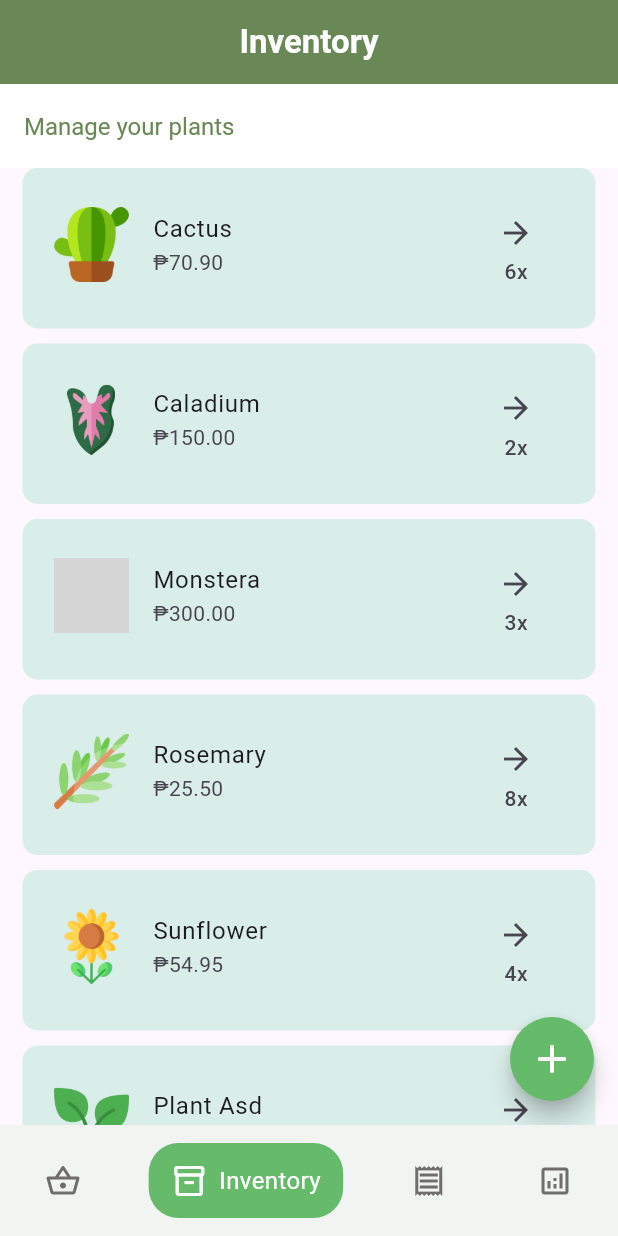
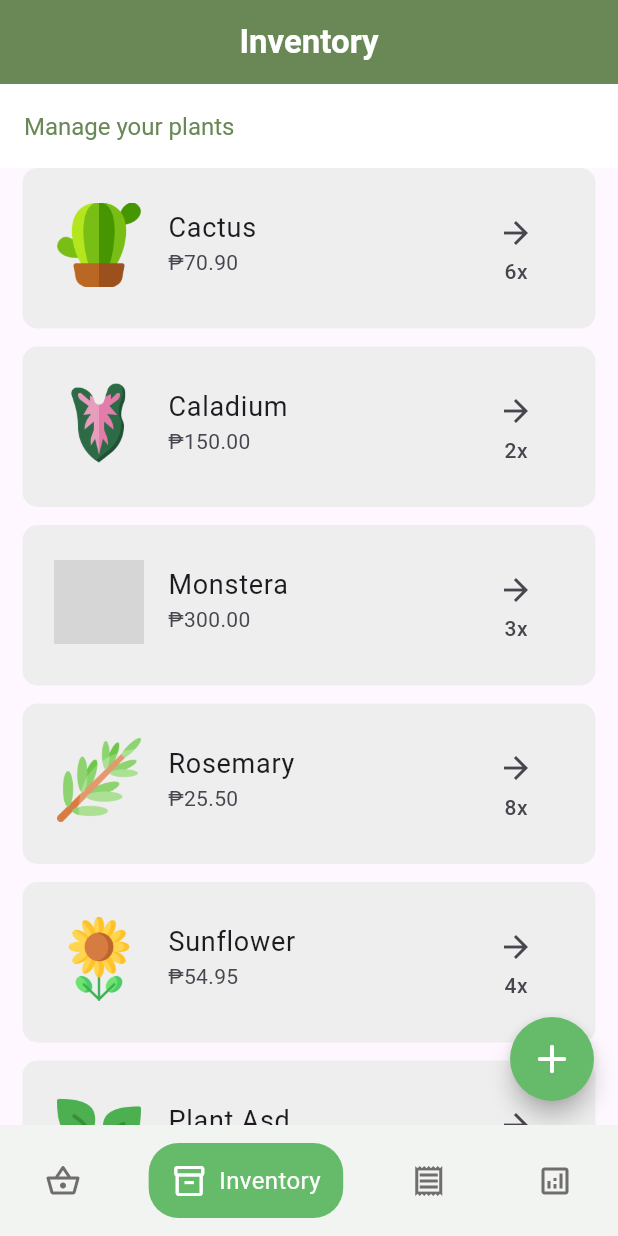
Before and after one commit to mechanixox/Plantdemic, a Flutter app: the screen it shows after launch, item 2 of the bottom bar chosen, on a phone screen of 412 x 824 dp. Run offline on Flutter 3.47's test engine with Material 2 defaults, Android fonts, the phone set to English and light mode, and no system bars; drawn by our look-alikes of flutter_slidable, google_nav_bar; our stand-ins replace lottie; Roboto replaces fonts that are missing (Arial); grey boxes are pictures that could not be loaded.

Commit message:
improved the design of the tile components

```diff
--- a/plantdemic/lib/classes/inventory.dart
+++ b/plantdemic/lib/classes/inventory.dart
@@ -88,18 +88,34 @@ class PlantdemicInventory extends ChangeNotifier {
   }
 
   void decrementQuantity(Plant plant, int quantity) {
-  int index = inventory.indexOf(plant);
+    int index = _inventory.indexOf(plant);
+    if (index != -1) {
+      Plant existingPlant = _inventory[index];
+      int currentQuantity = int.parse(existingPlant.quantity);
+      int newQuantity = currentQuantity - quantity;
+      if (newQuantity <= 0) {
+        _inventory.removeAt(index);
+      } else {
+        existingPlant.quantity = newQuantity.toString();
+      }
+      notifyListeners();
+    }
+  }
+/*
+  void addToDelivery(Plant plant, int quantity) {
+  int index = _inventory.indexOf(plant);
   if (index != -1) {
-    Plant existingPlant = inventory[index];
-    int currentQuantity = int.parse(existingPlant.quantity);
+    Plant existingPlant = _inventory[index];
+    int currentQuantity = int.tryParse(existingPlant.quantity) ?? 0;
     int newQuantity = currentQuantity - quantity;
     if (newQuantity < 0) {
       newQuantity = 0;
     }
     existingPlant.quantity = newQuantity.toString();
+    notifyListeners();
   }
 }
-
+*/
 /*void decrementQuantity(Plant plant, int quantity) {
     final plantIndex = inventory.indexWhere((p) => p.name == plant.name);
 
--- a/plantdemic/lib/components/plant_tile.dart
+++ b/plantdemic/lib/components/inventory_tile.dart
@@ -42,22 +42,25 @@ class PlantTile extends StatelessWidget {
         ),
         child: Container(
           decoration: BoxDecoration(
-            color: Color.fromARGB(255, 217, 237, 233),
+            color: Colors.grey.shade200,
             borderRadius: BorderRadius.circular(10),
           ),
-          margin: EdgeInsets.only(bottom: 10),
+          margin: EdgeInsets.only(bottom: 12),
           padding: EdgeInsets.symmetric(vertical: 10, horizontal: 5),
           child: Padding(
             padding: const EdgeInsets.only(top: 5.0, left: 0, bottom: 10),
             child: ListTile(
-              title: Text(plant.name),
+              title: Text(
+                plant.name,
+                style: TextStyle(fontSize: 18),
+              ),
               subtitle: Text(
                 '₱${plant.price}',
               ),
               leading: Image.asset(
                 plant.imagePath,
-                width: 50,
-                height: 50,
+                width: 60,
+                height: 60,
               ),
               trailing: Column(
                 mainAxisSize: MainAxisSize.min,
--- a/plantdemic/lib/pages/inventory_page.dart
+++ b/plantdemic/lib/pages/inventory_page.dart
@@ -1,6 +1,6 @@
 import 'package:flutter/material.dart';
 import 'package:plantdemic/classes/inventory.dart';
-import 'package:plantdemic/components/plant_tile.dart';
+import 'package:plantdemic/components/inventory_tile.dart';
 import 'package:provider/provider.dart';
 
 import '../classes/plant.dart';
--- a/plantdemic/lib/pages/splash.dart
+++ b/plantdemic/lib/pages/splash.dart
@@ -64,7 +64,7 @@ class _SplashState extends State<Splash> {
                       ).createShader(bounds);
                     },
                     child: Padding(
-                      padding: const EdgeInsets.only(bottom: 80),
+                      padding: const EdgeInsets.only(bottom: 30),
                       child: Text(
                         'Plantdemic',
                         style: TextStyle(
```
Also changed, not shown: plantdemic/lib/components/delivery_tile.dart (+35 -15 lines), plantdemic/lib/pages/delivery_page.dart (+18 -17 lines), plantdemic/lib/pages/manage_plant_page.dart (+1 -6 lines), plantdemic/lib/pages/sell_info_page.dart (+31 -12 lines).
